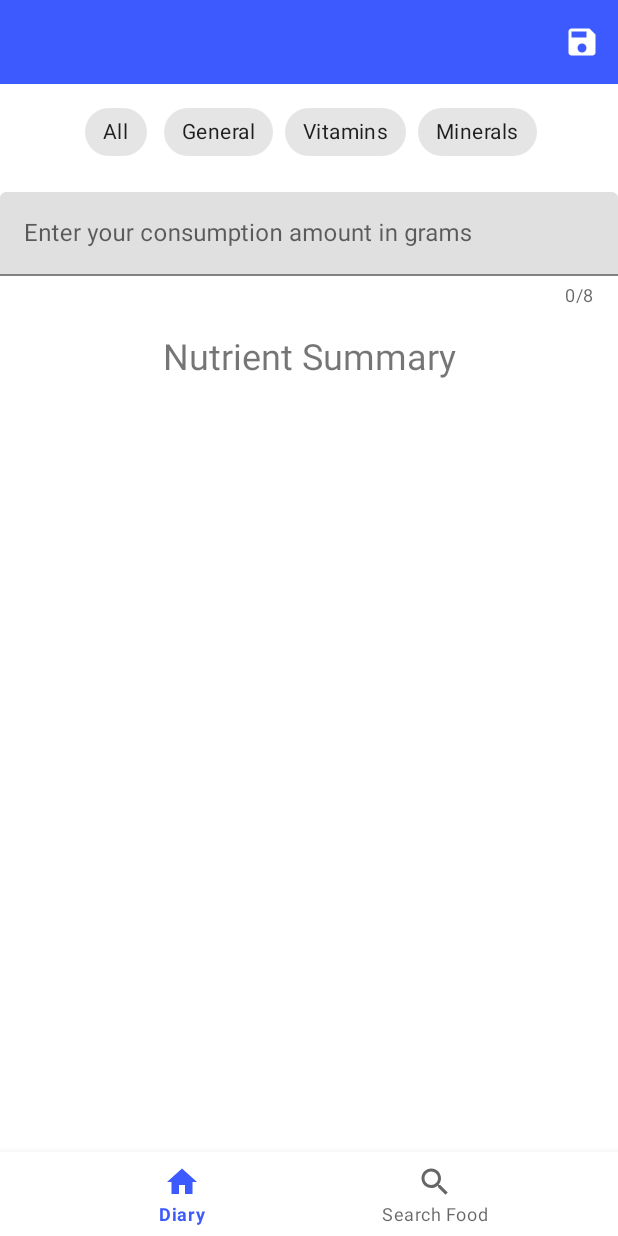
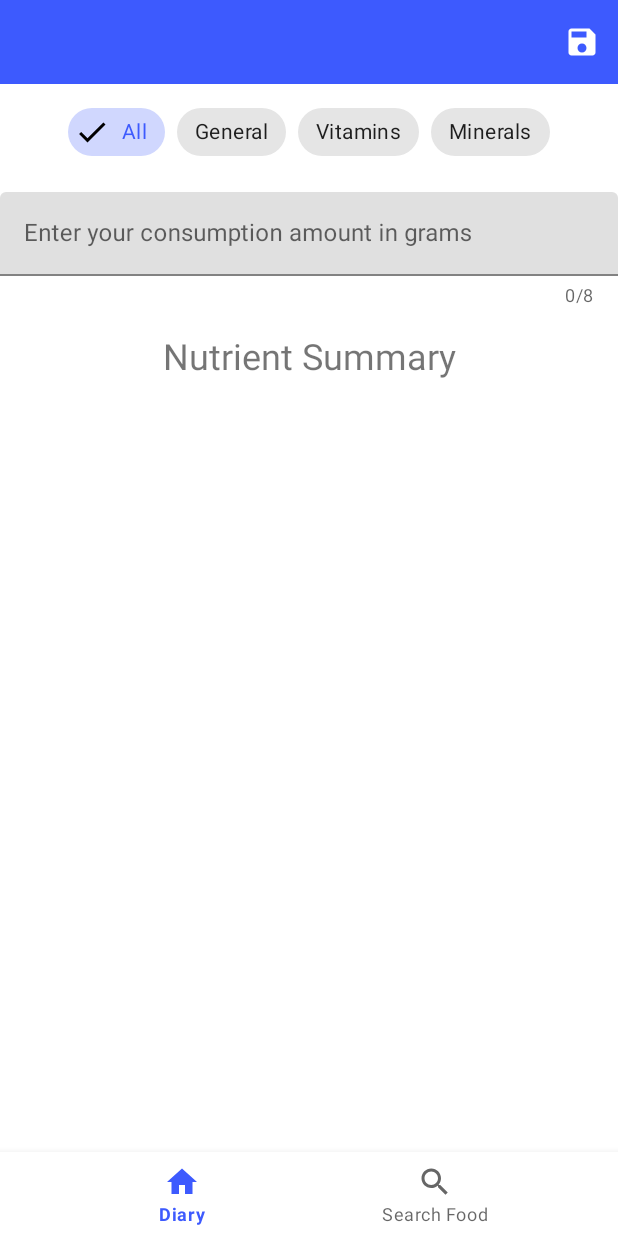
Before and after one commit to prekogdevs/lightweight, an Android app: the fragment DetailsFragment placed in its activity, after a tap on "All", on a phone screen of 412 x 824 dp. Run offline under Robolectric (Android 15) with nearby library versions, the phone set to English and light mode, and no system bars; our stand-ins replace Dagger/Hilt's generated code, data binding, navigation-ui; libraries missing offline, so code that uses them is left out: com.wdullaer.materialdatetimepicker; 18 statements that could not run were skipped.

Commit message:
Selected chip is highlighted in DetailsFragment

```diff
--- a/app/src/main/res/layout/fragment_details.xml
+++ b/app/src/main/res/layout/fragment_details.xml
@@ -51,27 +51,35 @@
 
                     <com.google.android.material.chip.Chip
                         android:id="@+id/chip_all"
+                        style="@style/Widget.MaterialComponents.Chip.Choice"
                         android:layout_width="wrap_content"
                         android:layout_height="wrap_content"
-                        android:text="@string/general_all" />
+                        android:text="@string/general_all"
+                        app:checkedIconEnabled="true" />
 
                     <com.google.android.material.chip.Chip
                         android:id="@+id/chip_general"
+                        style="@style/Widget.MaterialComponents.Chip.Choice"
                         android:layout_width="wrap_content"
                         android:layout_height="wrap_content"
-                        android:text="@string/general_chip" />
+                        android:text="@string/general_chip"
+                        app:checkedIconEnabled="true" />
 
                     <com.google.android.material.chip.Chip
                         android:id="@+id/chip_vitamins"
+                        style="@style/Widget.MaterialComponents.Chip.Choice"
                         android:layout_width="wrap_content"
                         android:layout_height="wrap_content"
-                        android:text="@string/general_vitamins" />
+                        android:text="@string/general_vitamins"
+                        app:checkedIconEnabled="true" />
 
                     <com.google.android.material.chip.Chip
                         android:id="@+id/chip_minerals"
+                        style="@style/Widget.MaterialComponents.Chip.Choice"
                         android:layout_width="wrap_content"
                         android:layout_height="wrap_content"
-                        android:text="@string/general_minerals" />
+                        android:text="@string/general_minerals"
+                        app:checkedIconEnabled="true" />
 
 
                 </com.google.android.material.chip.ChipGroup>
@@ -91,17 +99,17 @@
                     android:layout_width="match_parent"
                     android:layout_height="wrap_content"
                     app:counterEnabled="true"
-                    app:suffixText="g"
-                    app:counterMaxLength="8">
+                    app:counterMaxLength="8"
+                    app:suffixText="g">
 
                     <com.google.android.material.textfield.TextInputEditText
                         android:id="@+id/edtConsumedAmount"
                         android:layout_width="match_parent"
-                        android:maxLength="8"
                         android:layout_height="wrap_content"
+                        android:hint="@string/consumed_amount_hint"
                         android:imeOptions="actionDone|flagNoExtractUi"
-                        android:hint="@string/consumed_amount_hint"
-                        android:inputType="number" />
+                        android:inputType="number"
+                        android:maxLength="8" />
                 </com.google.android.material.textfield.TextInputLayout>
 
             </RelativeLayout>
```
